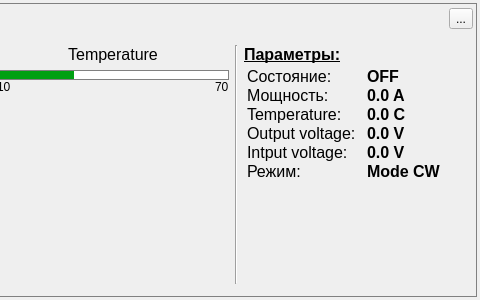
bulkanul/EVO_YFL_1064_GUI_coherent2, file dc_panel.ui: the form before one commit; both pictures show x 415 to 895 and y 0 to 300 of the 895 by 300 pixel window.
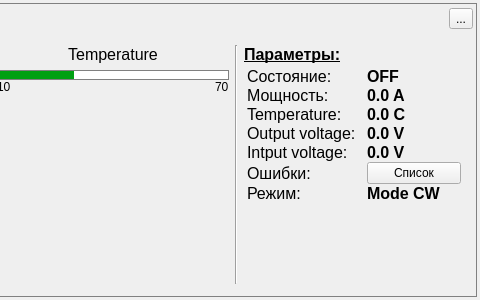
The form after the commit. Icons and pictures are not drawn. Custom widgets are drawn as their Qt base class.

Commit message: setup dc

The edit to the form file:
```diff
--- a/dc_panel.ui
+++ b/dc_panel.ui
@@ -830,66 +830,6 @@
                </property>
               </widget>
              </item>
-             <item row="5" column="0">
-              <widget class="QLabel" name="label_29">
-               <property name="minimumSize">
-                <size>
-                 <width>120</width>
-                 <height>0</height>
-                </size>
-               </property>
-               <property name="maximumSize">
-                <size>
-                 <width>120</width>
-                 <height>16777215</height>
-                </size>
-               </property>
-               <property name="font">
-                <font>
-                 <family>Arial</family>
-                 <pointsize>12</pointsize>
-                </font>
-               </property>
-               <property name="text">
-                <string>Режим:</string>
-               </property>
-               <property name="alignment">
-                <set>Qt::AlignLeading|Qt::AlignLeft|Qt::AlignTop</set>
-               </property>
-              </widget>
-             </item>
-             <item row="5" column="1">
-              <widget class="QLabel" name="mode_label">
-               <property name="minimumSize">
-                <size>
-                 <width>80</width>
-                 <height>36</height>
-                </size>
-               </property>
-               <property name="maximumSize">
-                <size>
-                 <width>80</width>
-                 <height>36</height>
-                </size>
-               </property>
-               <property name="font">
-                <font>
-                 <family>Arial</family>
-                 <pointsize>12</pointsize>
-                 <bold>true</bold>
-                </font>
-               </property>
-               <property name="text">
-                <string>Mode CW</string>
-               </property>
-               <property name="alignment">
-                <set>Qt::AlignLeading|Qt::AlignLeft|Qt::AlignTop</set>
-               </property>
-               <property name="wordWrap">
-                <bool>true</bool>
-               </property>
-              </widget>
-             </item>
              <item row="2" column="0">
               <widget class="QLabel" name="label_32">
                <property name="minimumSize">
@@ -1043,6 +983,98 @@
                </property>
               </widget>
              </item>
+             <item row="5" column="0">
+              <widget class="QLabel" name="label_error">
+               <property name="minimumSize">
+                <size>
+                 <width>120</width>
+                 <height>0</height>
+                </size>
+               </property>
+               <property name="maximumSize">
+                <size>
+                 <width>120</width>
+                 <height>16777215</height>
+                </size>
+               </property>
+               <property name="font">
+                <font>
+                 <family>Arial</family>
+                 <pointsize>12</pointsize>
+                </font>
+               </property>
+               <property name="text">
+                <string>Ошибки:</string>
+               </property>
+              </widget>
+             </item>
+             <item row="5" column="1">
+              <widget class="QPushButton" name="button_error">
+               <property name="text">
+                <string>Список</string>
+               </property>
+              </widget>
+             </item>
+             <item row="6" column="0">
+              <widget class="QLabel" name="label_29">
+               <property name="minimumSize">
+                <size>
+                 <width>120</width>
+                 <height>0</height>
+                </size>
+               </property>
+               <property name="maximumSize">
+                <size>
+                 <width>120</width>
+                 <height>16777215</height>
+                </size>
+               </property>
+               <property name="font">
+                <font>
+                 <family>Arial</family>
+                 <pointsize>12</pointsize>
+                </font>
+               </property>
+               <property name="text">
+                <string>Режим:</string>
+               </property>
+               <property name="alignment">
+                <set>Qt::AlignLeading|Qt::AlignLeft|Qt::AlignTop</set>
+               </property>
+              </widget>
+             </item>
+             <item row="6" column="1">
+              <widget class="QLabel" name="mode_label">
+               <property name="minimumSize">
+                <size>
+                 <width>80</width>
+                 <height>36</height>
+                </size>
+               </property>
+               <property name="maximumSize">
+                <size>
+                 <width>80</width>
+                 <height>36</height>
+                </size>
+               </property>
+               <property name="font">
+                <font>
+                 <family>Arial</family>
+                 <pointsize>12</pointsize>
+                 <bold>true</bold>
+                </font>
+               </property>
+               <property name="text">
+                <string>Mode CW</string>
+               </property>
+               <property name="alignment">
+                <set>Qt::AlignLeading|Qt::AlignLeft|Qt::AlignTop</set>
+               </property>
+               <property name="wordWrap">
+                <bool>true</bool>
+               </property>
+              </widget>
+             </item>
             </layout>
            </item>
           </layout>
```
Left out of the diff: 104 changed lines with no effect on the pictures. The commit also changes 2 other files.
